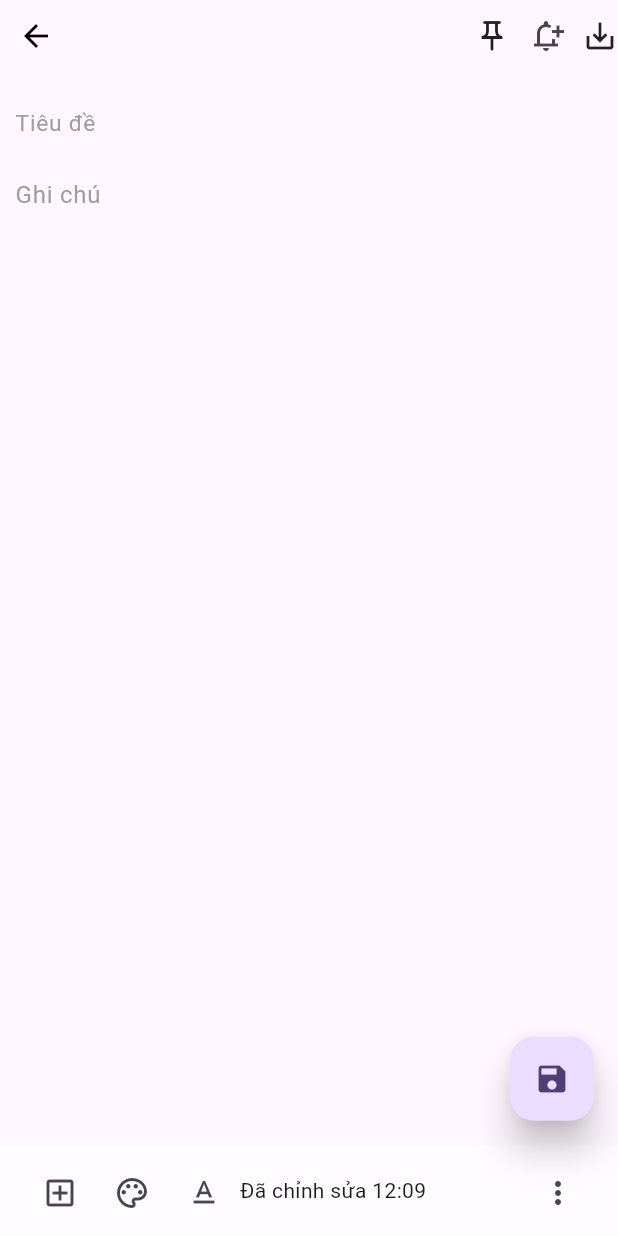
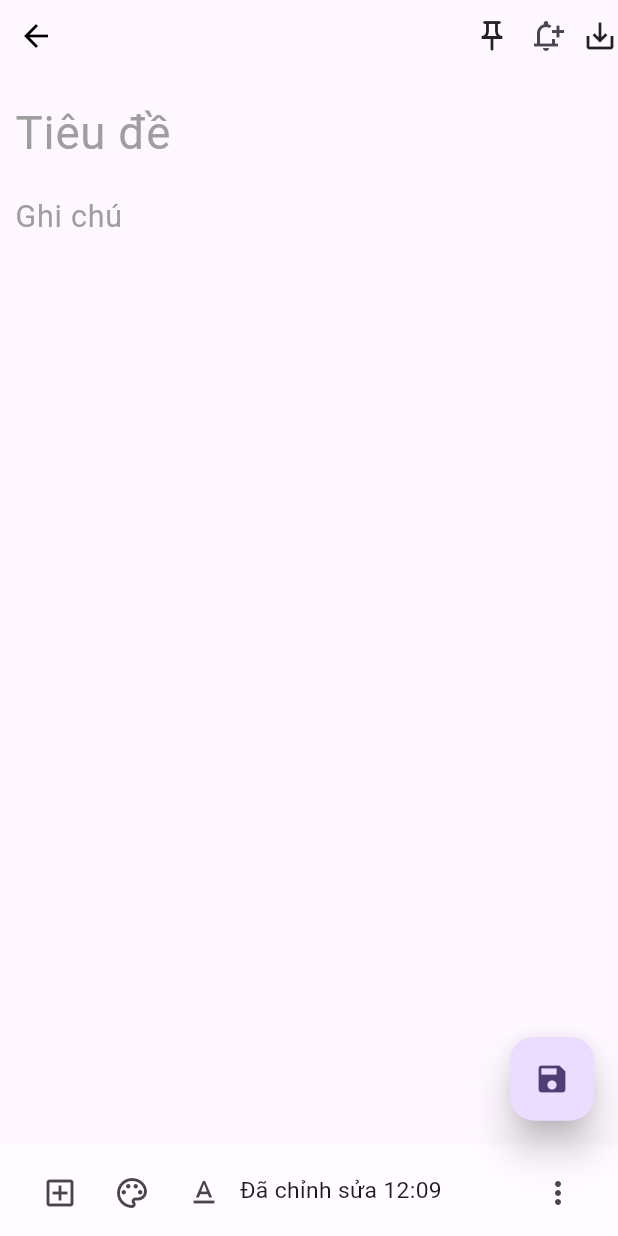
Before and after one commit to phamkhoa12332112/notes, a Flutter app: the screen it shows after launch, after a tap on the "add" icon, on a phone screen of 412 x 824 dp. Run offline on Flutter 3.47's test engine with Material 3 defaults, Android fonts, the phone set to English and light mode, and no system bars; our stand-ins replace equatable, flutter_bloc, flutter_screenutil, flutter_slidable, hydrated_bloc.

Commit message:
refactor_size_and_color_app

```diff
--- a/lib/presentation/pages/add_label_page/add_label_page.dart
+++ b/lib/presentation/pages/add_label_page/add_label_page.dart
@@ -36,7 +36,7 @@ class AddLabelScreen extends StatelessWidget {
                     const Icon(Icons.label_outlined),
                     Text(
                       StringsManger.title,
-                      style: TextStyle(fontSize: SizesManager.s8),
+                      style: TextStyle(fontSize: SizesManager.s15),
                     ),
                     const Icon(Icons.edit)
                   ],
--- a/lib/presentation/pages/add_note_page/add_note_screen.dart
+++ b/lib/presentation/pages/add_note_page/add_note_screen.dart
@@ -93,20 +93,22 @@ class AddNoteScreen extends StatelessWidget {
                 padding: EdgeInsets.only(left: SizesManager.p10),
                 children: [
                   TextField(
-                    style: TextStyle(fontSize: SizesManager.s15),
+                    style: TextStyle(fontSize: SizesManager.s30),
                     controller: titleController,
                     decoration: InputDecoration(
                         border: InputBorder.none,
                         hintText: StringsManger.title,
                         hintStyle: TextStyle(
-                            color: Colors.grey, fontSize: SizesManager.s15)),
+                            color: Colors.grey, fontSize: SizesManager.s30)),
                   ),
                   TextField(
+                    style: TextStyle(fontSize: SizesManager.s20),
                     controller: contentController,
-                    decoration: const InputDecoration(
+                    decoration: InputDecoration(
                         border: InputBorder.none,
                         hintText: StringsManger.noted,
-                        hintStyle: TextStyle(color: Colors.grey)),
+                        hintStyle: TextStyle(
+                            color: Colors.grey, fontSize: SizesManager.s20)),
                   ),
                 ],
               ),
@@ -151,7 +153,10 @@ class AddNoteScreen extends StatelessWidget {
                     onPressed: () {},
                     icon: const Icon(Icons.text_format_outlined),
                   ),
-                  const Text(StringsManger.update_home),
+                  Text(
+                    StringsManger.update_home,
+                    style: TextStyle(fontSize: SizesManager.s15),
+                  ),
                 ],
               ),
             ),
--- a/lib/presentation/pages/home_page/home_screen.dart
+++ b/lib/presentation/pages/home_page/home_screen.dart
@@ -64,8 +64,12 @@ class _HomeScreenState extends State<HomeScreen> {
                       mainAxisAlignment: MainAxisAlignment.center,
                       children: <Widget>[
                         Icon(Icons.emoji_objects_outlined,
-                            color: Colors.orangeAccent, size: SizesManager.s70),
-                        const Text(StringsManger.hintText_home),
+                            color: Colors.orangeAccent,
+                            size: SizesManager.w150),
+                        Text(
+                          StringsManger.hintText_home,
+                          style: TextStyle(fontSize: SizesManager.s15),
+                        ),
                       ],
                     ),
                   )
@@ -82,10 +86,10 @@ class _HomeScreenState extends State<HomeScreen> {
               mainAxisAlignment: MainAxisAlignment.spaceBetween,
               children: [
                 Text(
-                    style: TextStyle(fontSize: SizesManager.s10),
+                    style: TextStyle(fontSize: SizesManager.s20),
                     StringsManger.app_name),
                 Text(
-                    style: TextStyle(fontSize: SizesManager.s8),
+                    style: TextStyle(fontSize: SizesManager.s15),
                     StringsManger.total_notes)
               ],
             ),
--- a/lib/presentation/widgets/grid_builder.dart
+++ b/lib/presentation/widgets/grid_builder.dart
@@ -46,13 +46,13 @@ class GridBuilderState extends State<GridBuilder> {
                           overflow: TextOverflow.ellipsis,
                           text: TextSpan(
                               text: task.title,
-                              style: TextStyle(fontSize: SizesManager.s30)),
+                              style: TextStyle(color: Colors.black ,fontSize: SizesManager.s30)),
                         ),
                         RichText(
                           overflow: TextOverflow.ellipsis,
                           text: TextSpan(
                               text: task.content,
-                              style: TextStyle(fontSize: SizesManager.s20)),
+                              style: TextStyle(color: Colors.black ,fontSize: SizesManager.s20)),
                         ),
                       ],
                     ))),
--- a/lib/presentation/widgets/tasks_list.dart
+++ b/lib/presentation/widgets/tasks_list.dart
@@ -45,13 +45,13 @@ class TasksList extends StatelessWidget {
                 overflow: TextOverflow.ellipsis,
                 text: TextSpan(
                     text: task.title,
-                    style: TextStyle(fontSize: SizesManager.s15)),
+                    style: TextStyle(color: Colors.black ,fontSize: SizesManager.s25)),
               ),
               subtitle: RichText(
                 overflow: TextOverflow.ellipsis,
                 text: TextSpan(
                     text: task.title,
-                    style: TextStyle(fontSize: SizesManager.s10)),
+                    style: TextStyle(color: Colors.black ,fontSize: SizesManager.s20)),
               ),
             ),
           ),
--- a/lib/utils/resources/sizes_manager.dart
+++ b/lib/utils/resources/sizes_manager.dart
@@ -6,6 +6,7 @@ class SizesManager {
   static double s15 = 15.sp;
   static double s18 = 18.sp;
   static double s20 = 20.sp;
+  static double s25 = 25.sp;
   static double s30 = 30.sp;
   static double s50 = 50.sp;
   static double s70 = 70.sp;
@@ -19,6 +20,8 @@ class SizesManager {
 
   static double w30 = 30.w;
   static double w100 = 100.w;
+  static double w150 = 150.w;
+  static double w200 = 200.w;
   static double w300 = 300.w;
 
   static double m10 = 10.r;
--- a/lib/utils/resources/strings_manager.dart
+++ b/lib/utils/resources/strings_manager.dart
@@ -22,7 +22,7 @@ class StringsManger {
   static const String title_label = 'Chỉnh sửa nhãn';
   static const String delete_text = 'Không có ghi chú nào trong Thùng rác';
   static const String save_text =
-      'Ghi chút đã được lưu trữ của bạn sẽ xuất hiện ở đây';
+      'Ghi chú đã được lưu trữ của bạn sẽ xuất hiện ở đây';
 
 
   static const String show_mode = 'Chế độ hiển thị';
```
Also changed, not shown: lib/presentation/pages/delete_page/delete_screen.dart (+6 -5 lines), lib/presentation/pages/help_page/help_screen.dart (+24 -8 lines), lib/presentation/pages/notification_page/notification_screen.dart (+6 -4 lines), lib/presentation/pages/save_page/save_screen.dart (+6 -5 lines), lib/presentation/pages/setting_page/setting_screen.dart (+15 -22 lines), pubspec.lock.
